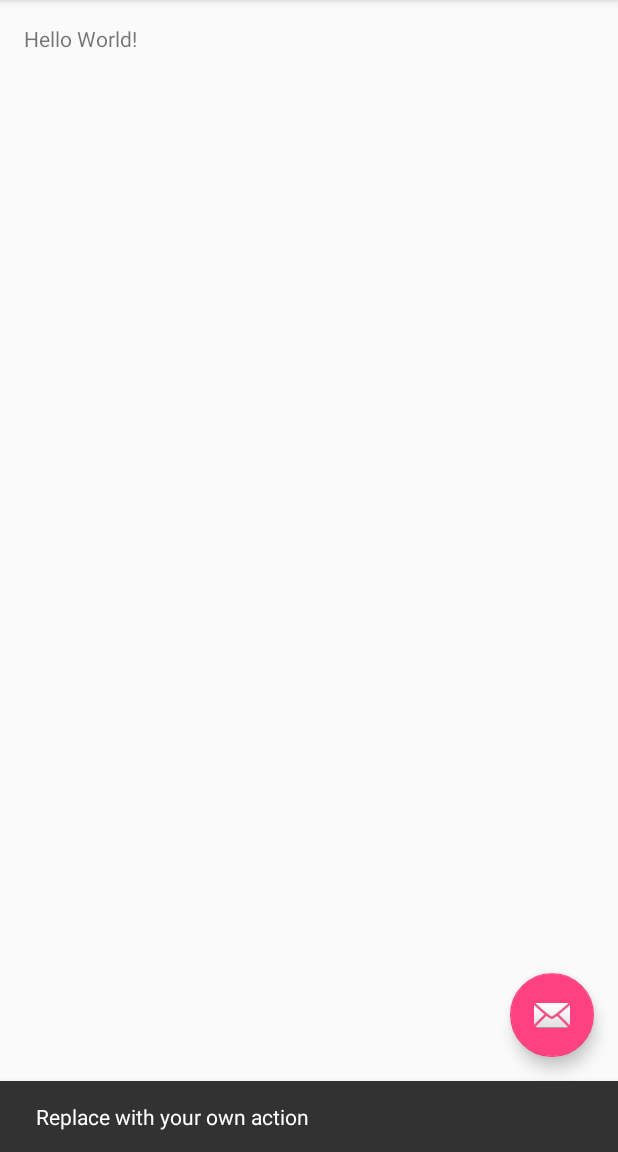
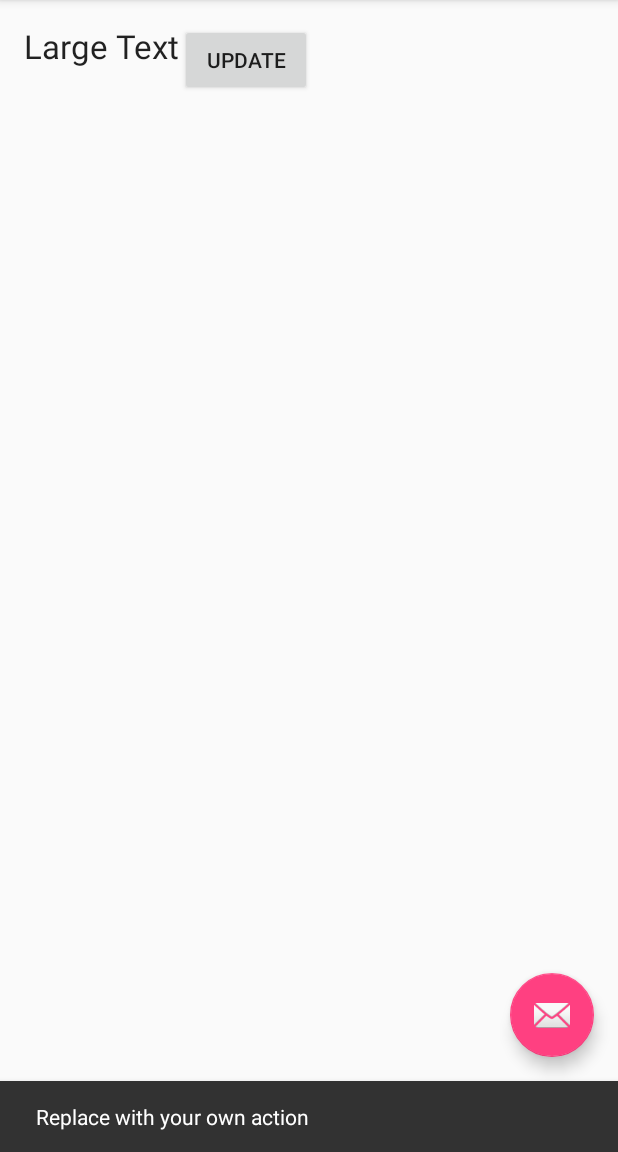
Before and after one commit to S-Kantor/OntarioBorderWaitTimes, an Android app: the screen it shows after launch (MainActivity), after a tap on an icon or button, on a phone screen of 412 x 824 dp, the part 84-1236 px from its top. Run offline under Robolectric (Android 15) with nearby library versions, the phone set to English and light mode, and no system bars; network calls fail.

Commit message:
Updated Main Activity to test Parser.java. Added Buttons to contect_main to test new functions

```diff
--- a/BorderWaitTimes/app/src/main/res/layout/content_main.xml
+++ b/BorderWaitTimes/app/src/main/res/layout/content_main.xml
@@ -12,8 +12,20 @@
     tools:context="com.kantor.sam.borderwaittimes.MainActivity"
     tools:showIn="@layout/activity_main">
 
+
     <TextView
         android:layout_width="wrap_content"
         android:layout_height="wrap_content"
-        android:text="Hello World!" />
+        android:textAppearance="?android:attr/textAppearanceLarge"
+        android:text="Large Text"
+        android:id="@+id/textView1"
+        android:layout_gravity="center_horizontal" />
+
+    <Button
+        android:layout_toRightOf="@+id/textView1"
+        android:layout_width="wrap_content"
+        android:layout_height="wrap_content"
+        android:text="update"
+        android:id="@+id/refreshButton"
+        android:onClick="update" />
 </RelativeLayout>
```
Also changed, not shown: BorderWaitTimes/app/src/main/java/com/kantor/sam/borderwaittimes/MainActivity.java (+14 -0 lines).
